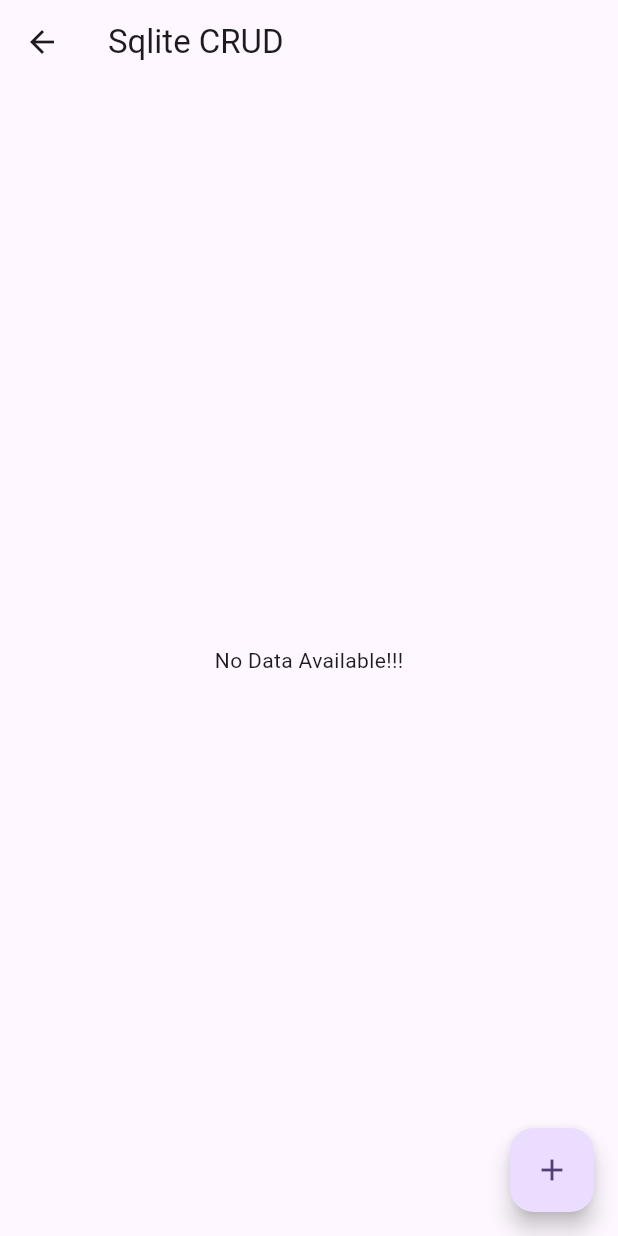
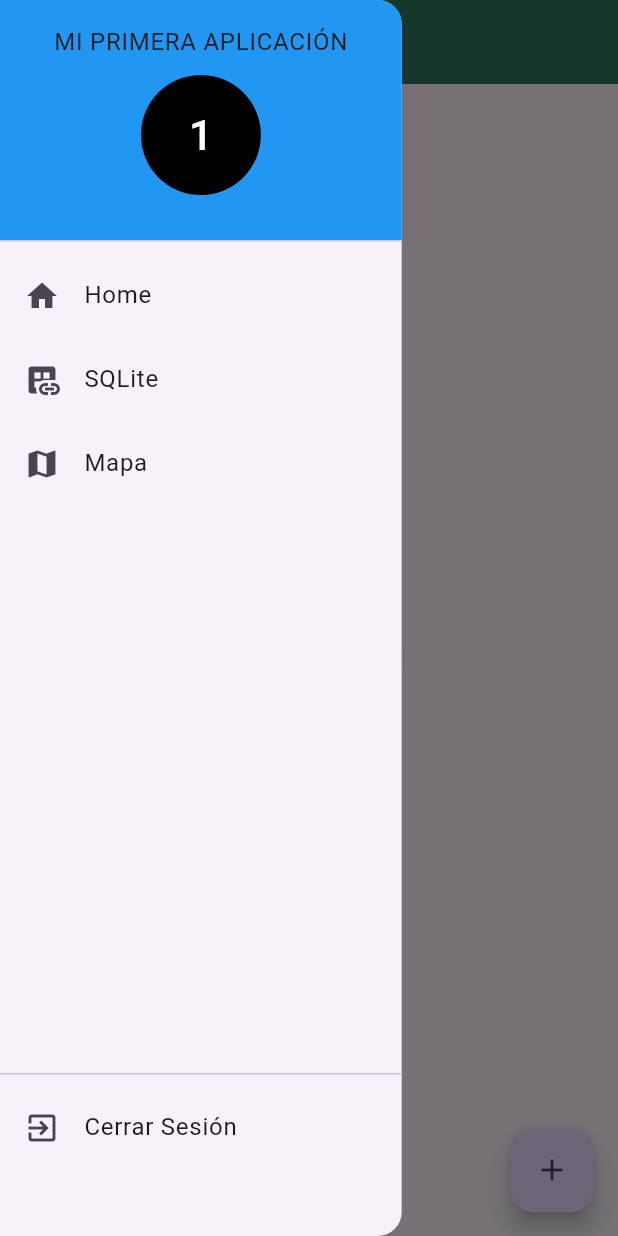
Before and after one commit to AleOrdaz/proyecto_calse_tarde, a Flutter app: the Sqlite screen opened directly, with the side drawer open (before the commit the screen has no drawer), on a phone screen of 412 x 824 dp. Run offline on Flutter 3.47's test engine with Material 3 defaults, Android fonts, the phone set to English and light mode, and no system bars; our stand-ins replace sqflite_common_ffi; missing offline and left inert: flutter_emoji_feedback; accounts and stored records are empty.

Commit message:
SQLite nuevo

```diff
--- a/lib/main.dart
+++ b/lib/main.dart
@@ -3,10 +3,11 @@ import 'package:mi_primera_app_19/ejemplo.dart';
 import 'package:mi_primera_app_19/ejemplos.dart';
 import 'package:mi_primera_app_19/home.dart';
 import 'package:mi_primera_app_19/login.dart';
+import 'package:mi_primera_app_19/sqlite.dart';
 import 'package:sqflite_common_ffi/sqflite_ffi.dart';
 
 void main() {
-  sqfliteFfiInit();
+  sqfliteFfiInit(); ///Inicializar la BD
   runApp(const MyApp());
 }
 
@@ -24,7 +25,7 @@ class MyApp extends StatelessWidget {
         colorScheme: ColorScheme.fromSeed(seedColor: Colors.deepPurple),
         useMaterial3: true,
       ),
-      home: Home(),
+      home: Sqlite(),
     );
   }
 }
--- a/lib/sqlite.dart
+++ b/lib/sqlite.dart
@@ -41,35 +41,32 @@ class _SqliteState extends State<Sqlite> {
       _descriptionController.text = existingData['description'];
     }
 
-    showModalBottomSheet(
+    //showModalBottomSheet(
+    showDialog(
       context: context,
-        elevation: 5,
-        isScrollControlled: true,
-        builder: (_) => Container(
-          padding: EdgeInsets.only(
-            top: 15,
-            left: 15,
-            right: 15,
-            bottom: MediaQuery.of(context).viewInsets.bottom + 120,
+      //elevation: 5,
+      //isScrollControlled: true,
+      builder: (_) => AlertDialog(
+        shape: const RoundedRectangleBorder(
+            borderRadius: BorderRadius.all(Radius.circular(26.0))
         ),
-          child: Column(
+        title: Text('Agregar nuevo dato'),
+        content: Column(
             mainAxisSize: MainAxisSize.min,
             crossAxisAlignment: CrossAxisAlignment.end,
             children: [
-              TextField(
+              TextFormField(
                 controller: _titleController,
                 decoration: const InputDecoration(hintText: 'Title'),
               ),
               const SizedBox(
                 height: 10,
               ),
-              TextField(
+              TextFormField(
                 controller: _descriptionController,
                 decoration: const InputDecoration(hintText: 'Description'),
               ),
-              const SizedBox(
-                height: 20,
-              ),
+              const SizedBox(height: 20,),
               ElevatedButton(
                 onPressed: () async {
                   // Save new data
@@ -92,7 +89,8 @@ class _SqliteState extends State<Sqlite> {
               )
             ],
           ),
-        ));
+      ),
+    );
   }
 
 // Insert a new data to the database
@@ -121,15 +119,85 @@ class _SqliteState extends State<Sqlite> {
 
   @override
   Widget build(BuildContext context) {
+    final size = MediaQuery.of(context).size;
+
     return Scaffold(
       appBar: AppBar(
-        title: const Text('Sqlite CRUD'),
+        backgroundColor: const Color(0xFF32775D),
+        title: const Text(
+          'Sqlite CRUD', style: TextStyle(fontWeight: FontWeight.w700),
         ),
-      body: _isLoading
-          ? const Center(
+      ),
+      drawer: Drawer(
+        elevation: 10,
+        width: size.width * 0.65,
+        child: ListView(
+          // Important: Remove any padding from the ListView.
+          padding: EdgeInsets.zero,
+          children: [
+            const DrawerHeader(
+              decoration: BoxDecoration(
+                color: Colors.blue,
+              ),
+              child: Column(
+                mainAxisSize: MainAxisSize.min,
+                children: [
+                  Text('MI PRIMERA APLICACIÓN'),
+                  Padding(
+                    padding: EdgeInsets.all(10),
+                    child: CircleAvatar(
+                      backgroundColor: Colors.black,
+                      radius: 40,
+                      child: Text(
+                        '1', style: TextStyle(color: Colors.white, fontSize: 28),
+                      ),
+                    ),
+                  ),
+                ],
+              )
+            ),
+            ListTile(
+              title: const Text('Home'),
+              leading: const Icon(Icons.home),
+              onTap: () {
+                // Update the state of the app.
+                // ...
+              },
+            ),
+            ListTile(
+              title: const Text('SQLite'),
+              leading: const Icon(Icons.dataset_linked),
+              onTap: () {
+                // Update the state of the app.
+                // ...
+              },
+            ),
+            ListTile(
+              title: const Text('Mapa'),
+              leading: const Icon(Icons.map),
+              onTap: () {
+                // Update the state of the app.
+                // ...
+              },
+            ),
+            SizedBox(height: size.height * 0.45,),
+            const Divider(),
+            ListTile(
+              title: const Text('Cerrar Sesión'),
+              leading: const Icon(Icons.exit_to_app),
+              onTap: () {
+                // Update the state of the app.
+                // ...
+              },
+            ),
+          ],
+        ),
+      ),
+      body: _isLoading ? const Center(
         child: CircularProgressIndicator(),
-      )
-          : myData.isEmpty?const Center(child:  Text("No Data Available!!!")):  ListView.builder(
+      ) : myData.isEmpty ? const Center(
+          child:  Text("No Data Available!!!")
+      ) : ListView.builder(
         itemCount: myData.length,
         itemBuilder: (context, index) => Card(
           color:index%2==0?Colors.green: Colors.green[200],
@@ -147,12 +215,12 @@ class _SqliteState extends State<Sqlite> {
                   ),
                   IconButton(
                     icon: const Icon(Icons.delete),
-                      onPressed: () =>
-                          deleteItem(myData[index]['id']),
+                    onPressed: () => deleteItem(myData[index]['id']),
                   ),
                 ],
               ),
-              )),
+            ),
+          ),
         ),
       ),
       floatingActionButton: FloatingActionButton(
--- a/lib/utils/db.dart
+++ b/lib/utils/db.dart
@@ -6,6 +6,7 @@ class DatabaseHelper {
     await database.execute("""CREATE TABLE items(
         id INTEGER PRIMARY KEY AUTOINCREMENT NOT NULL,
         title TEXT,
+        description TEXT,
         description TEXT,
         createdAt TIMESTAMP NOT NULL DEFAULT CURRENT_TIMESTAMP
       )
@@ -17,7 +18,7 @@ class DatabaseHelper {
 // created_at: the time that the item was created. It will be automatically handled by SQLite
   static Future<sql.Database> db() async {
     return sql.openDatabase(
-      'nabindhakal.db',
+      'examen.db',
       version: 1,
       onCreate: (sql.Database database, int version) async {
         await createTables(database);
```
Lines whose indentation alone changed are shown as unchanged.
